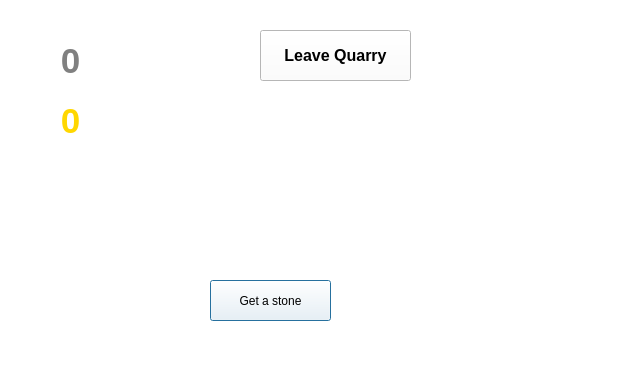
This is quarry.ui in Makxior/QTGame as Qt 5 draws it before an edit. The edited form follows.
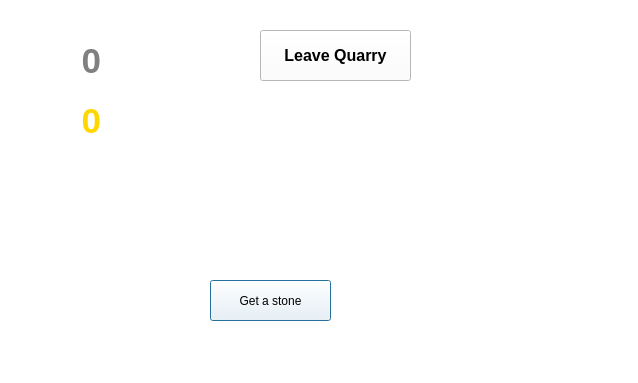
This is the edited form. Icons and pictures are not drawn.

Patch:
```diff
--- a/quarry.ui
+++ b/quarry.ui
@@ -139,9 +139,9 @@
   <widget class="QLabel" name="HowManyStone">
    <property name="geometry">
     <rect>
-     <x>30</x>
+     <x>40</x>
      <y>30</y>
-     <width>81</width>
+     <width>61</width>
      <height>61</height>
     </rect>
    </property>
@@ -159,7 +159,7 @@
     <string>0</string>
    </property>
    <property name="alignment">
-    <set>Qt::AlignCenter</set>
+    <set>Qt::AlignRight|Qt::AlignTrailing|Qt::AlignVCenter</set>
    </property>
   </widget>
   <widget class="QLabel" name="HowManyGold">
@@ -185,7 +185,7 @@
     <string>0</string>
    </property>
    <property name="alignment">
-    <set>Qt::AlignCenter</set>
+    <set>Qt::AlignRight|Qt::AlignTrailing|Qt::AlignVCenter</set>
    </property>
   </widget>
   <widget class="QLabel" name="pickaxe">
```
